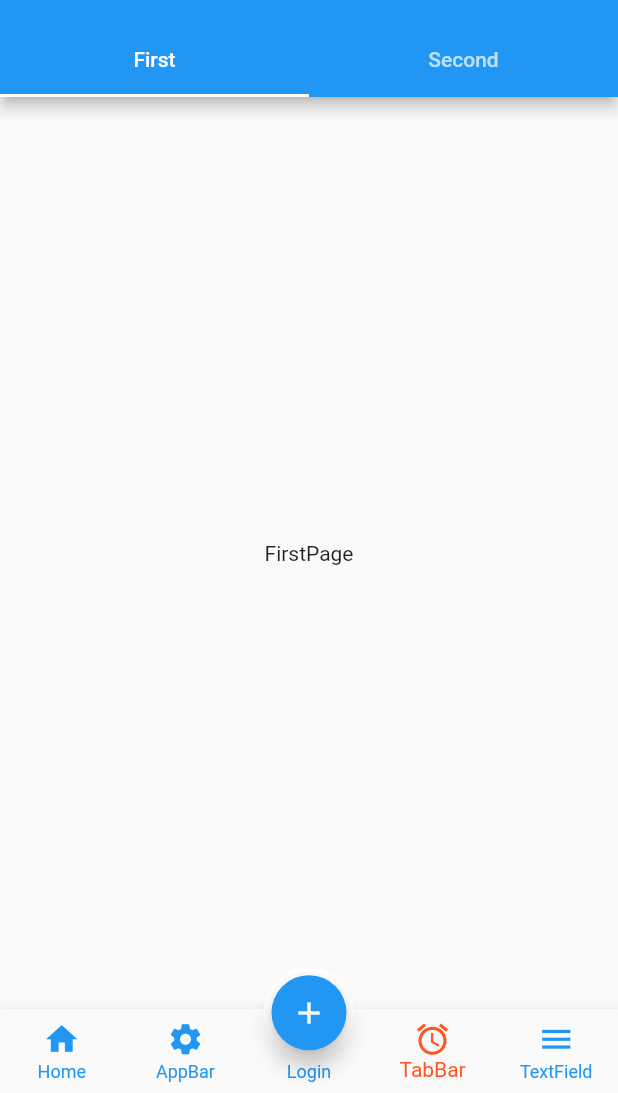
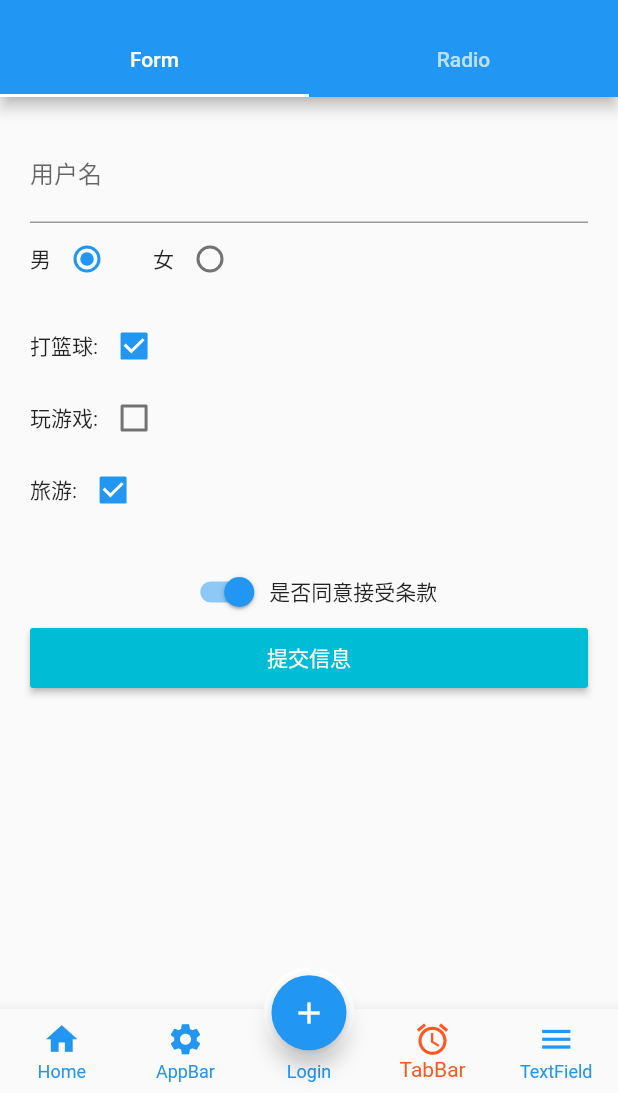
Before and after one commit to OldGreoge/Flutter_learning, a Flutter app: the screen it shows after launch, item 4 of the bottom bar chosen, on a phone screen of 412 x 824 dp, the part 143-1236 px from its top. Run offline on Flutter 3.47's test engine with Material 2 defaults, Android fonts, the phone set to English and light mode, and no system bars; our stand-ins replace fluttertoast.

Commit message:
home0622

```diff
--- a/lib/Routes/routes.dart
+++ b/lib/Routes/routes.dart
@@ -1,4 +1,7 @@
+
+
 import 'package:flutter/material.dart';
+import 'package:flutter_app/pages/appbarDemo.dart';
 import 'package:flutter_app/pages/search.dart';
 import 'package:flutter_app/pages/searchDetail.dart';
 
@@ -8,6 +11,7 @@ import '../statefulwidgetDemo.dart';
 
 final routes = {
   '/sfwDemo': (context) => sfwDemo(),
+  '/appbar':(context)=>appbarDemo(),
   '/cardDemo': (context) => cardDemo(),
   '/cardAspectRatioDemo': (context) => cardAspectRatioDemo(),
   '/search': (context, {arguments}) => searchPage(arguments: arguments),
--- /dev/null
+++ b/lib/pages/FormDemo.dart
@@ -0,0 +1,124 @@
+import 'package:flutter/material.dart';
+import 'package:flutter_app/plugin/ToastDemo.dart';
+
+class FormDemo extends StatefulWidget {
+  const FormDemo({Key key}) : super(key: key);
+
+  @override
+  _FormDemoState createState() => _FormDemoState();
+}
+
+class _FormDemoState extends State<FormDemo> {
+  List hobby =[{"title":"打篮球","checked":true},
+               {"title":"玩游戏","checked":false},
+                {"title":"旅游","checked":true},];
+  String _username;
+  int sex=1;
+  bool _flag=true;
+
+  List<Widget> _getHobby(){
+    List<Widget> tempList=[];
+    for(var i=0;i<hobby.length;i++){
+      tempList.add(
+        Row(
+          children: <Widget>[
+              Text(hobby[i]['title']+":"),
+              Checkbox(
+                  value: hobby[i]['checked'],
+                  onChanged: (v){
+                    setState(() {
+                      hobby[i]["checked"]=v;
+                    });
+                  }
+              ),
+          ],
+        ),
+      );
+    }
+    return tempList;
+  }
+
+  String _getstring(List list){
+    String txt="";
+    for(var i=0;i<list.length;i++){
+      if(list[i]['checked']) txt+=list[i]['title']+',';
+    }
+    return txt;
+  }
+
+  @override
+  Widget build(BuildContext context) {
+    return Padding(
+        padding: EdgeInsets.all(20),
+        child: Column(
+          children: <Widget>[
+            TextField(
+              decoration: InputDecoration(
+                hintText: "请输入用户信息",
+                labelText: "用户名",
+              ),
+              onChanged: (v){
+                setState(() {
+                  _username=v;
+                });
+              },
+            ),
+            Row(
+              children: <Widget>[
+                  Text("男"),
+                  Radio(
+                    value: 1,
+                    onChanged: (v){
+                      setState(() {
+                        sex=v;
+                      });
+                    },
+                    groupValue: sex,
+                  ),
+                  SizedBox(width: 20,),
+                  Text("女"),
+                  Radio(
+                    value: 2,
+                    onChanged: (v){
+                      setState(() {
+                        sex=v;
+                      });
+                    },
+                    groupValue: sex,
+                  ),
+              ],
+            ),
+            SizedBox(height: 10,),
+            Wrap(children: _getHobby(),),
+            SizedBox(height: 20,),
+            Row(
+                mainAxisAlignment: MainAxisAlignment.center,
+                children: <Widget>[
+                  Switch(
+                      value: _flag,
+                      onChanged: (v){
+                        setState(() {
+                          _flag=v;
+                        });
+                      }),
+                  Text('是否同意接受条款'),
+                ],
+              ),
+            Container(
+              width: double.infinity,
+              height: 40,
+              child: RaisedButton(
+                child: Text('提交信息'),
+
+                onPressed: _flag?(){
+                  Toastd("注册用户名：$_username，\n性别为：${sex==1?"男":"女"} \n兴趣为:${_getstring(hobby)}");
+                }:null,
+                color: Colors.cyan,
+                textColor: Colors.white,
+              ),
+            ),
+          ],
+        ),
+    );
+  }
+}
--- a/lib/pages/tabbarDemo.dart
+++ b/lib/pages/tabbarDemo.dart
@@ -1,4 +1,7 @@
 import 'package:flutter/material.dart';
+import 'package:flutter_app/pages/FormDemo.dart';
+
+import 'RadioDemo.dart';
 
 class tabbarDemo extends StatefulWidget {
   const tabbarDemo({Key key}) : super(key: key);
@@ -28,16 +31,16 @@ class _tabbarDemoState extends State<tabbarDemo> with SingleTickerProviderStateM
         bottom: TabBar(
           controller: this._tabController,
           tabs: [
-            Tab(text: 'First',),
-            Tab(text: 'Second',)
+            Tab(text: 'Form',),
+            Tab(text: 'Radio',)
           ],
         ),
       ),
       body: TabBarView(
         controller: this._tabController,
         children: <Widget>[
-            Center(child: Text('FirstPage'),),
-            Center(child: Text('SecondPage'),),
+            Center(child: FormDemo(),),
+            Center(child: RadioDemo(),),
 
         ],
       ),
--- a/pubspec.yaml
+++ b/pubspec.yaml
@@ -28,6 +28,7 @@ dependencies:
   # The following adds the Cupertino Icons font to your application.
   # Use with the CupertinoIcons class for iOS style icons.
   cupertino_icons: ^1.0.2
+  fluttertoast: ^7.1.8
 
 dev_dependencies:
   flutter_test:
```
Also changed, not shown: lib/pages/RadioDemo.dart (added, +101 -0 lines), lib/pages/TextFieldDemo.dart (+40 -10 lines), lib/plugin/ToastDemo.dart (added, +17 -0 lines), pubspec.lock, 6 other files.
